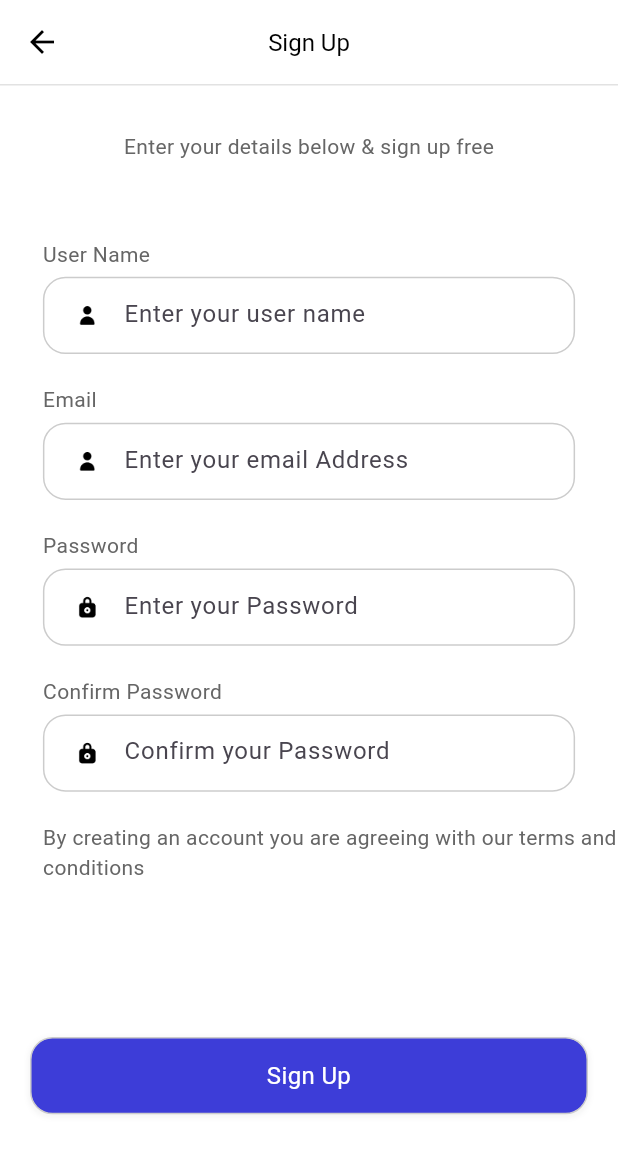
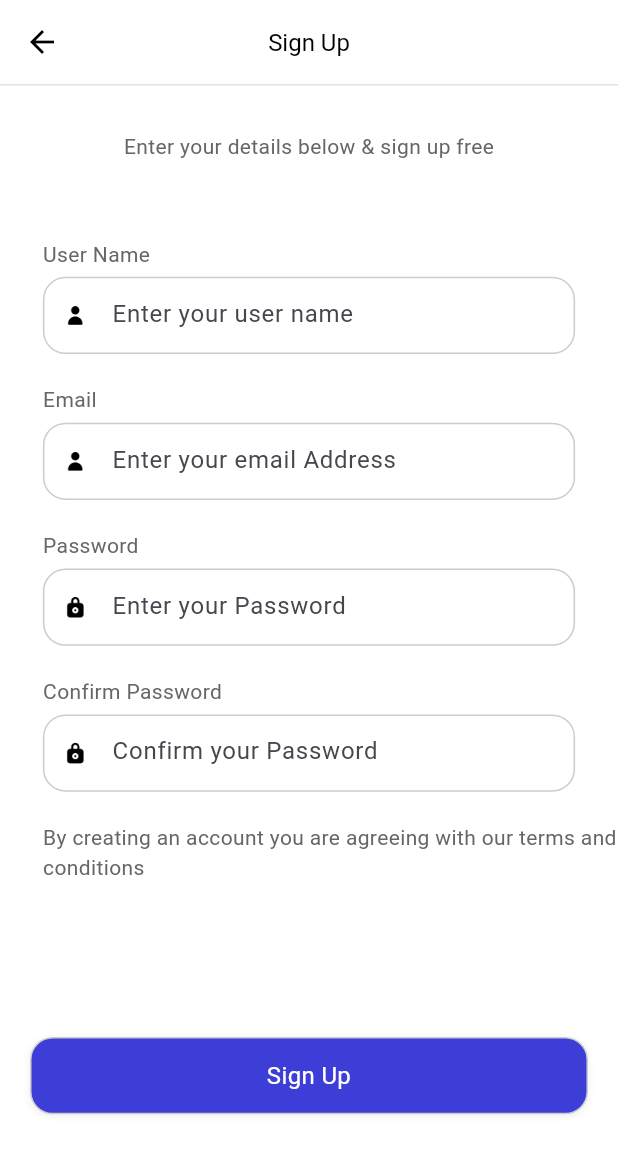
Before and after one commit to NirangaNiluminda/NewLearningApp, a Flutter app: the SignUp screen opened by its route, on a phone screen of 412 x 824 dp. Shown: the top 1154 px of the screen. Run offline on Flutter 3.47's test engine with Material 3 defaults, Android fonts, the light colour scheme and no system bars; our stand-ins replace dio, dots_indicator, firebase_auth, firebase_core, flutter_riverpod, flutter_screenutil and 3 more; accounts and stored records are empty; generated files the repository leaves out were written again.

Commit message:
chaged the sized of the singIN page boxes

```diff
--- a/ulearning_app/lib/common/widgets/app_textfields.dart
+++ b/ulearning_app/lib/common/widgets/app_textfields.dart
@@ -22,7 +22,7 @@ Widget appTextField(
           height: 5.h,
         ),
         Container(
-          width: 325.w,
+          width: 420.w,
           height: 50.h,
           //color: Colors.red,
           decoration: appBoxDecorationTextField(),
@@ -31,7 +31,7 @@ Widget appTextField(
             children: [
               //for showing the icons
               Container(
-                margin: EdgeInsets.only(left: 17.w),
+                margin: EdgeInsets.only(left: 10.w),
                 child: appImage(imagePath: iconName),
               ),
               //for showing the text field
```
